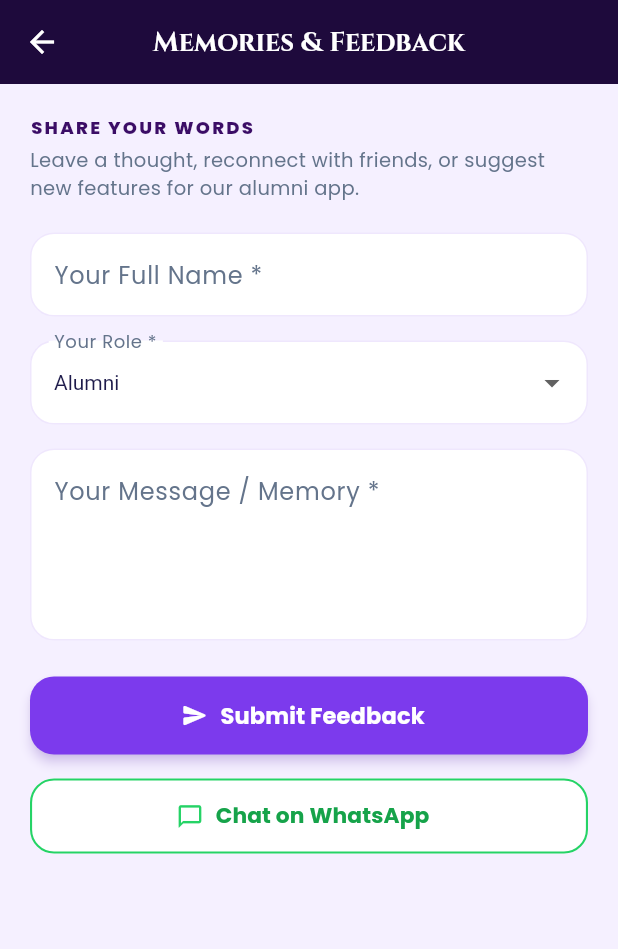
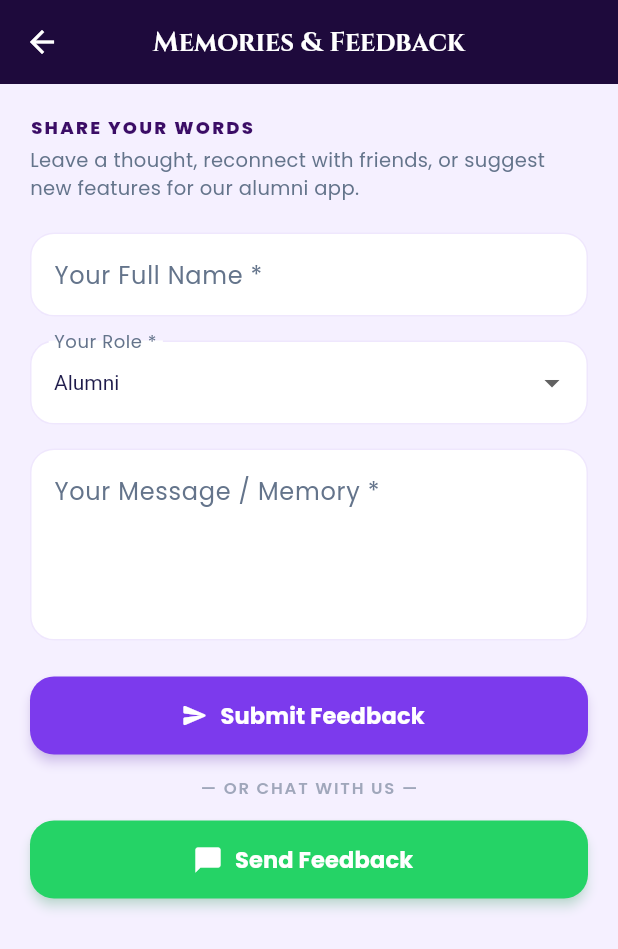
Before and after one commit to Ravi8855/mdrs_school, a Flutter app: the FeedbackScreen screen opened directly, on a phone screen of 412 x 824 dp. Shown: the top 949 px of the screen. Run offline on Flutter 3.47's test engine with Material 3 defaults, Android fonts, the phone set to English and light mode, and no system bars; our stand-ins replace confetti, google_fonts, shared_preferences, supabase_flutter; accounts and stored records are empty.

Commit message:
feat: update feedback button to Send Feedback connecting directly to WhatsApp 8855025560

```diff
--- a/lib/screens/feedback/feedback_screen.dart
+++ b/lib/screens/feedback/feedback_screen.dart
@@ -48,12 +48,51 @@ class _FeedbackScreenState extends State<FeedbackScreen> {
   }
 
   Future<void> _openWhatsApp() async {
-    final text = Uri.encodeComponent(
-      "Hello MDRS School! Name: ${_nameController.text.isNotEmpty ? _nameController.text : 'Alumni'}, Message: ${_messageController.text}",
-    );
-    final url = Uri.parse("https://wa.me/918855025560?text=$text");
-    if (await canLaunchUrl(url)) {
-      await launchUrl(url, mode: LaunchMode.externalApplication);
+    final name = _nameController.text.trim();
+    final role = _selectedRole;
+    final message = _messageController.text.trim();
+    final memories = _memoriesController.text.trim();
+
+    final buffer = StringBuffer();
+    buffer.writeln("✨ *MDRS School - Feedback & Memories* ✨\n");
+    if (name.isNotEmpty) {
+      buffer.writeln("👤 *From:* $name ($role)");
+    } else {
+      buffer.writeln("👤 *Role:* $role");
+    }
+    if (message.isNotEmpty) {
+      buffer.writeln("💬 *Feedback:* $message");
+    }
+    if (memories.isNotEmpty) {
+      buffer.writeln("🏫 *Memories:* $memories");
+    }
+    if (name.isEmpty && message.isEmpty && memories.isEmpty) {
+      buffer.writeln("Hello MDRS School! I would like to share my feedback.");
+    }
+
+    final text = Uri.encodeComponent(buffer.toString());
+    const phone = "918855025560";
+    final deepLink = Uri.parse("whatsapp://send?phone=$phone&text=$text");
+    final webLink = Uri.parse("https://wa.me/$phone?text=$text");
+
+    try {
+      if (await canLaunchUrl(deepLink)) {
+        await launchUrl(deepLink, mode: LaunchMode.externalApplication);
+        return;
+      }
+    } catch (_) {}
+
+    try {
+      await launchUrl(webLink, mode: LaunchMode.externalApplication);
+    } catch (_) {
+      if (mounted) {
+        ScaffoldMessenger.of(context).showSnackBar(
+          const SnackBar(
+            content: Text("Could not open WhatsApp. Please check if WhatsApp is installed."),
+            backgroundColor: Colors.red,
+          ),
+        );
+      }
     }
   }
 
@@ -211,26 +250,39 @@ class _FeedbackScreenState extends State<FeedbackScreen> {
                 ),
               ),
 
-              const SizedBox(height: 16),
+              const SizedBox(height: 14),
+              Center(
+                child: Text(
+                  "— OR CHAT WITH US —",
+                  style: GoogleFonts.poppins(
+                    fontSize: 11,
+                    fontWeight: FontWeight.w600,
+                    color: AppColors.textSecondary.withAlpha(150),
+                    letterSpacing: 1.2,
+                  ),
+                ),
+              ),
+              const SizedBox(height: 14),
 
-              // WhatsApp Direct Button
+              // WhatsApp Send Feedback Button
               SizedBox(
                 width: double.infinity,
-                height: 50,
-                child: OutlinedButton.icon(
+                height: 52,
+                child: ElevatedButton.icon(
                   onPressed: _openWhatsApp,
-                  icon: const Icon(Icons.chat_bubble_outline, color: Color(0xFF25D366)),
+                  icon: const Icon(Icons.chat_bubble_rounded, color: Colors.white, size: 20),
                   label: Text(
-                    "Chat on WhatsApp",
+                    "Send Feedback",
                     style: GoogleFonts.poppins(
-                      color: const Color(0xFF16A34A),
+                      color: Colors.white,
                       fontWeight: FontWeight.w700,
-                      fontSize: 14.5,
+                      fontSize: 15,
                     ),
                   ),
-                  style: OutlinedButton.styleFrom(
-                    backgroundColor: Colors.white,
-                    side: const BorderSide(color: Color(0xFF25D366), width: 1.4),
+                  style: ElevatedButton.styleFrom(
+                    backgroundColor: const Color(0xFF25D366), // WhatsApp Green
+                    elevation: 3,
+                    shadowColor: const Color(0xFF25D366).withAlpha(100),
                     shape: RoundedRectangleBorder(borderRadius: BorderRadius.circular(16)),
                   ),
                 ),
```
